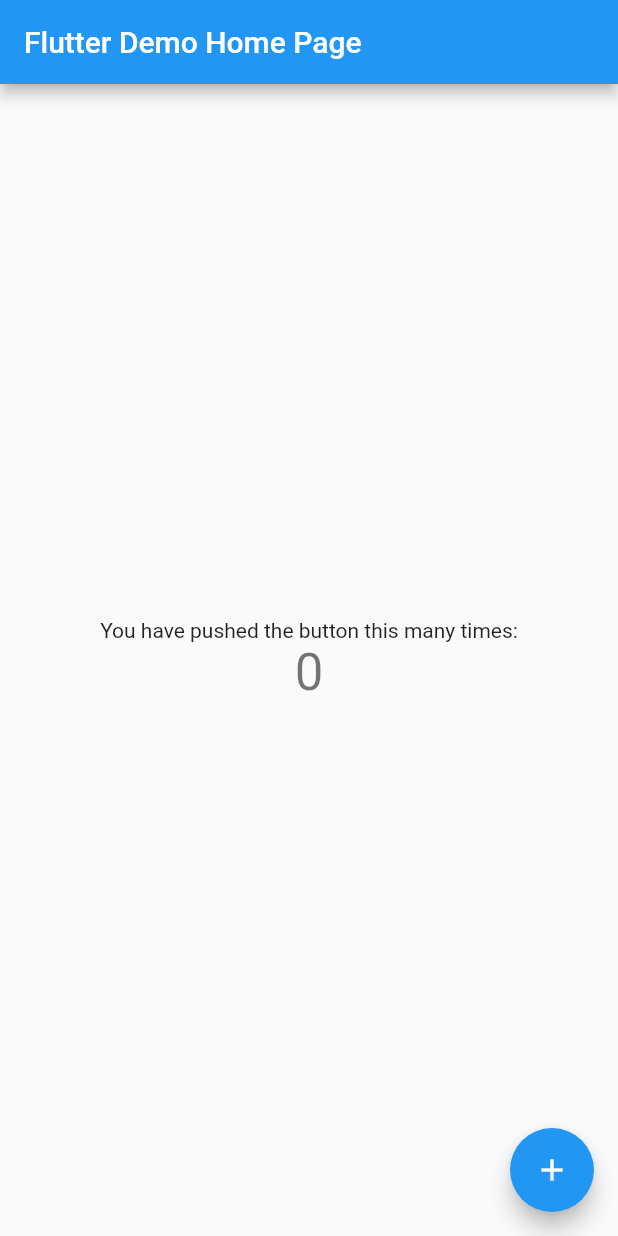
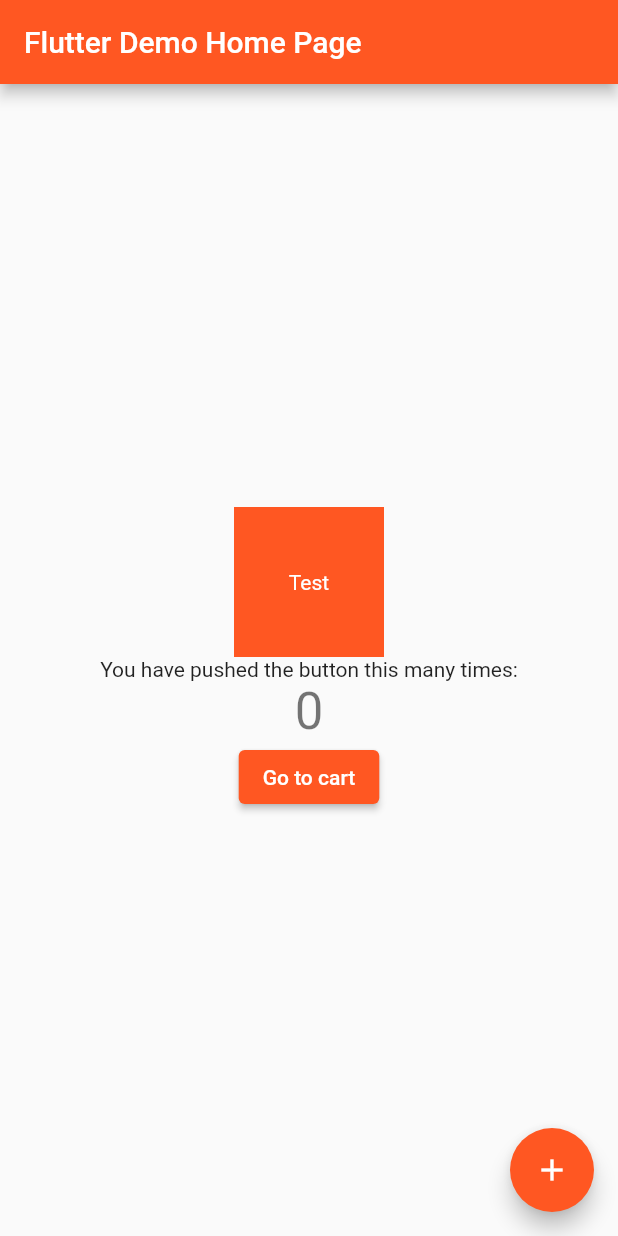
Before and after one commit to petretiandrea/flutter-golden-test-example, a Flutter app: the screen it shows after launch, on a phone screen of 412 x 824 dp. Run offline on Flutter 3.47's test engine with Material 2 defaults, Android fonts, the phone set to English and light mode, and no system bars; our stand-ins replace flutter_bloc, freezed_annotation.

```diff
--- a/lib/config/theme.dart
+++ b/lib/config/theme.dart
@@ -1,5 +1,5 @@
 import 'package:flutter/material.dart';
 
 class MyAppTheme {
-  static defaultTheme() => ThemeData.dark();
+  static defaultTheme() => ThemeData(primarySwatch: Colors.deepOrange);
 }
--- /dev/null
+++ b/lib/domain/entity/cart.dart
@@ -0,0 +1,20 @@
+import 'package:goldentest/domain/entity/product.dart';
+
+class Cart {
+  final Map<Product, num> products;
+  final num totalPrice;
+
+  Cart(this.products, this.totalPrice);
+
+  factory Cart.empty() => Cart({}, 0);
+
+  factory Cart.fromProducts(Map<Product, num> products) {
+    final totalAmount = products.entries
+        .map((e) => e.key.price * e.value)
+        .fold<num>(0.0, (prev, current) => prev + current);
+    return Cart(products, totalAmount);
+  }
+
+  Cart put(Product product, {num amount = 1}) => Cart.fromProducts(products
+    ..update(product, (value) => value + amount, ifAbsent: () => amount));
+}
--- /dev/null
+++ b/lib/domain/entity/product.dart
@@ -0,0 +1,22 @@
+class Product {
+  final String id;
+  final String name;
+  final String description;
+  final num price;
+
+  Product(this.id, this.name, this.description, this.price);
+
+  @override
+  bool operator ==(Object other) =>
+      identical(this, other) ||
+      other is Product &&
+          runtimeType == other.runtimeType &&
+          id == other.id &&
+          name == other.name &&
+          description == other.description &&
+          price == other.price;
+
+  @override
+  int get hashCode =>
+      id.hashCode ^ name.hashCode ^ description.hashCode ^ price.hashCode;
+}
--- a/lib/main.dart
+++ b/lib/main.dart
@@ -1,4 +1,9 @@
 import 'package:flutter/material.dart';
+import 'package:flutter_bloc/flutter_bloc.dart';
+import 'package:goldentest/config/theme.dart';
+import 'package:goldentest/presentation/bloc/cart_cubit.dart';
+import 'package:goldentest/presentation/views/cart_view.dart';
+import 'package:goldentest/simple_widget.dart';
 
 void main() {
   runApp(const MyApp());
@@ -12,9 +17,7 @@ class MyApp extends StatelessWidget {
   Widget build(BuildContext context) {
     return MaterialApp(
       title: 'Flutter Demo',
-      theme: ThemeData(
-        primarySwatch: Colors.blue,
-      ),
+      theme: MyAppTheme.defaultTheme(),
       home: const MyHomePage(title: 'Flutter Demo Home Page'),
     );
   }
@@ -31,6 +34,7 @@ class MyHomePage extends StatefulWidget {
 
 class _MyHomePageState extends State<MyHomePage> {
   int _counter = 0;
+  bool _showCart = false;
 
   void _incrementCounter() {
     setState(() {
@@ -44,10 +48,16 @@ class _MyHomePageState extends State<MyHomePage> {
       appBar: AppBar(
         title: Text(widget.title),
       ),
-      body: Center(
+      body: _showCart
+          ? BlocProvider(
+              create: (_) => CartCubit()..load(),
+              child: const CartView(),
+            )
+          : Center(
               child: Column(
                 mainAxisAlignment: MainAxisAlignment.center,
                 children: <Widget>[
+                  const SimpleWidget(),
                   const Text(
                     'You have pushed the button this many times:',
                   ),
@@ -55,14 +65,20 @@ class _MyHomePageState extends State<MyHomePage> {
                     '$_counter',
                     style: Theme.of(context).textTheme.headline4,
                   ),
+                  ElevatedButton(
+                    onPressed: () => setState(() => _showCart = true),
+                    child: const Text('Go to cart'),
+                  )
                 ],
               ),
             ),
-      floatingActionButton: FloatingActionButton(
+      floatingActionButton: !_showCart
+          ? FloatingActionButton(
               onPressed: _incrementCounter,
               tooltip: 'Increment',
               child: const Icon(Icons.add),
-      ),
+            )
+          : null,
     );
   }
 }
--- /dev/null
+++ b/lib/presentation/bloc/cart_cubit.dart
@@ -0,0 +1,33 @@
+import 'dart:math';
+
+import 'package:flutter_bloc/flutter_bloc.dart';
+import 'package:goldentest/domain/entity/cart.dart';
+import 'package:goldentest/domain/entity/product.dart';
+import 'package:goldentest/presentation/bloc/cart_state.dart';
+
+class CartCubit extends Cubit<CartState> {
+  final Random rnd;
+
+  CartCubit({int? seed})
+      : rnd = Random(seed ?? 1234),
+        super(const CartState.loading());
+
+  load() {
+    emit(const CartState.loading());
+    emit(CartState(Cart.empty()));
+  }
+
+  addRandomProduct() {
+    print('Add randomm');
+    final product = _generateRandomProduct();
+    final newState = state.maybeMap(
+        (value) => CartState(value.cart.put(product)),
+        orElse: () => state);
+    emit(newState);
+  }
+
+  Product _generateRandomProduct() {
+    final num = rnd.nextInt(30);
+    return Product('id$num', 'product$num', 'desc$num', num);
+  }
+}
--- /dev/null
+++ b/lib/presentation/bloc/cart_state.dart
@@ -0,0 +1,11 @@
+import 'package:freezed_annotation/freezed_annotation.dart';
+import 'package:goldentest/domain/entity/cart.dart';
+
+part 'cart_state.freezed.dart';
+
+@freezed
+class CartState with _$CartState {
+  const factory CartState(Cart cart) = _CartLoaded;
+  const factory CartState.loading() = _CartLoading;
+  const factory CartState.error(String? error) = _CartError;
+}
--- /dev/null
+++ b/lib/simple_widget.dart
@@ -0,0 +1,22 @@
+import 'package:flutter/material.dart';
+
+class SimpleWidget extends StatelessWidget {
+  const SimpleWidget({Key? key}) : super(key: key);
+
+  @override
+  Widget build(BuildContext context) {
+    return Container(
+      width: 100,
+      height: 100,
+      color: Theme.of(context).primaryColor,
+      child: Center(
+        child: Text(
+          'Test',
+          style: TextStyle(
+            color: Theme.of(context).colorScheme.surface,
+          ),
+        ),
+      ),
+    );
+  }
+}
```
Also changed, not shown: lib/presentation/views/cart_view.dart (added, +22 -0 lines), lib/presentation/widgets/cart_widget.dart (added, +73 -0 lines), pubspec.yaml (+8 -1 lines), lib/presentation/bloc/cart_state.freezed.dart (added), pubspec.lock, 11 other files. Lines whose indentation alone changed are shown as unchanged.
